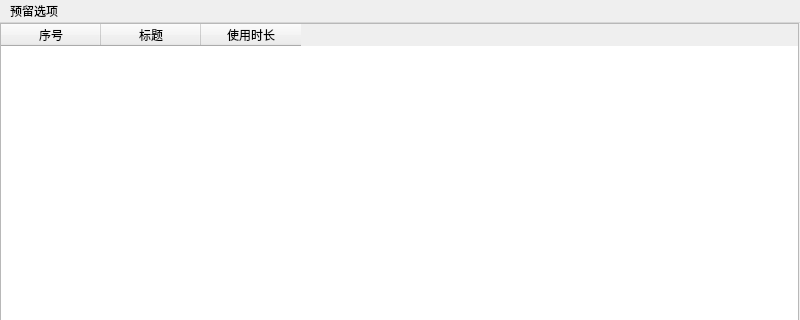
Old version of the form mainWindow.ui in the repository changchang-max/DeviceUsageTime; both pictures show x 0 to 800 and y 0 to 320 of the 800 by 600 pixel window.
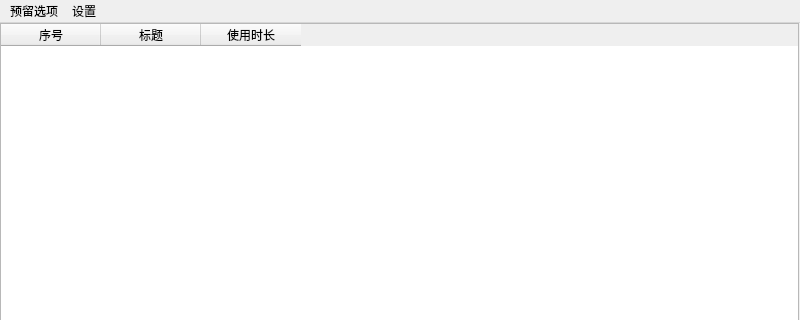
New version of the form.

Diff of the .ui file:
```diff
--- a/mainWindow.ui
+++ b/mainWindow.ui
@@ -63,7 +63,13 @@
      <string>预留选项</string>
     </property>
    </widget>
+   <widget class="QMenu" name="menu_2">
+    <property name="title">
+     <string>设置</string>
+    </property>
+   </widget>
    <addaction name="menu"/>
+   <addaction name="menu_2"/>
   </widget>
  </widget>
  <resources/>
```
